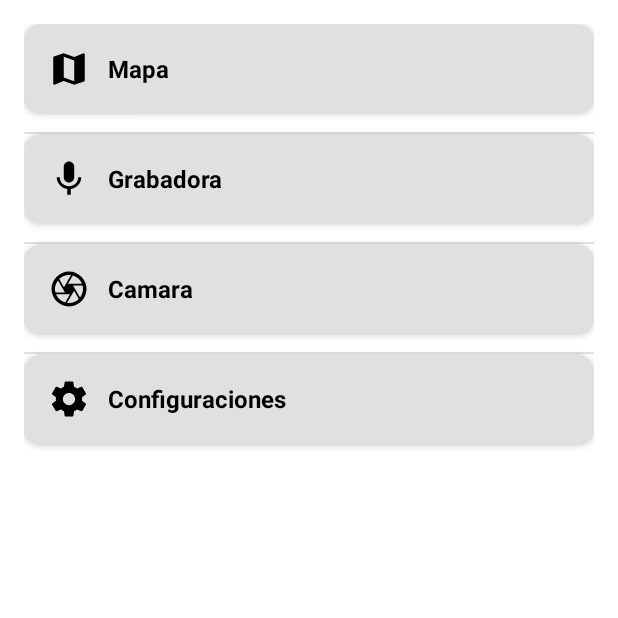
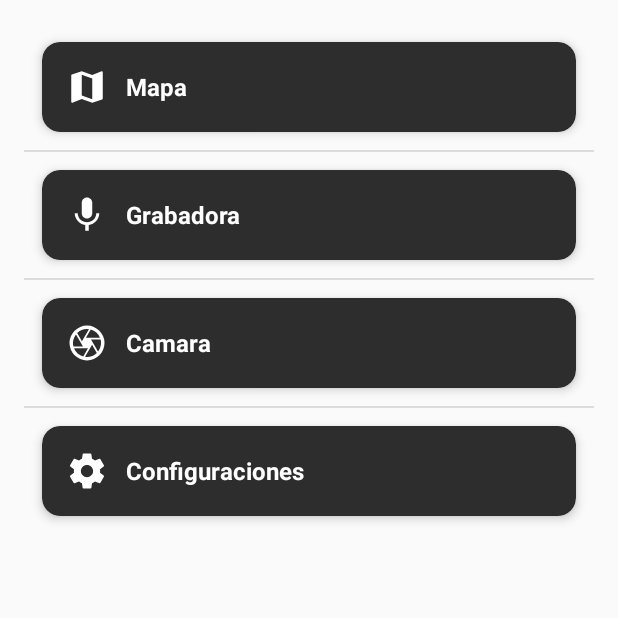
Before and after one commit to LeonelaRivarola/Trabajo1, an Android app: the fragment MasFragment shown on its own in the app's theme, on a phone screen of 412 x 824 dp, the top half of it. Run offline under Robolectric (Android 15) with nearby library versions, the phone set to English and light mode, and no system bars.

Commit message:
Cambios: * Intenté mejorar los estilos pero fallé miserablemente jaja, lo dejé hardcodeado. * Agregué el fragmento de configuraciones, falta programarlo, para poder agregar o quitar la autenticacion por huella digital. * Los precios de referencia funcionan bien y se pueden cambiar haciendo un PUT desde postman. *Se acomodó el código en el main activity, se agregó la función de detectar la huella, se añadieron algunos comentarios.
Lo que sigue:
*Terminar de ajustar algunas cosas como los textos hardcodeados.
*Añadir dos o tres configuraciones.

```diff
--- /dev/null
+++ b/app/src/main/res/layout/fragment_config.xml
@@ -0,0 +1,6 @@
+<?xml version="1.0" encoding="utf-8"?>
+<androidx.constraintlayout.widget.ConstraintLayout xmlns:android="http://schemas.android.com/apk/res/android"
+    android:layout_width="match_parent"
+    android:layout_height="match_parent">
+
+</androidx.constraintlayout.widget.ConstraintLayout>
--- a/app/src/main/res/layout/fragment_mas.xml
+++ b/app/src/main/res/layout/fragment_mas.xml
@@ -19,40 +19,46 @@
             android:padding="16dp"
             android:gravity="center_horizontal"
             android:divider="?android:attr/dividerVertical"
-            android:showDividers="middle">
+            android:showDividers="middle"
+            >
 
             <!-- BOTÓN MAPA -->
             <androidx.cardview.widget.CardView
                 android:layout_width="match_parent"
                 android:layout_height="wrap_content"
+                android:layout_margin="12dp"
                 android:layout_marginBottom="12dp"
-                app:cardElevation="3dp"
                 app:cardCornerRadius="12dp"
-                app:cardBackgroundColor="@color/card_gray">
+                app:cardElevation="4dp"
+                android:backgroundTint="#2d2d2d"
+                >
 
                 <LinearLayout
                     android:id="@+id/btnMapa"
                     android:layout_width="match_parent"
                     android:layout_height="wrap_content"
+                    android:gravity="center_vertical"
                     android:orientation="horizontal"
                     android:padding="16dp"
-                    android:gravity="center_vertical">
+                    tools:ignore="UseCompoundDrawables">
 
                     <ImageView
                         android:layout_width="28dp"
                         android:layout_height="28dp"
+                        android:contentDescription="@string/mapa"
                         android:src="@drawable/ic_map"
-                        android:contentDescription="Mapa"
+                        app:tint="#FFFFFF"
                         />
 
                     <TextView
                         android:layout_width="wrap_content"
                         android:layout_height="wrap_content"
                         android:layout_marginStart="12dp"
-                        android:text="Mapa"
+                        android:text="@string/mapa_"
                         android:textSize="16sp"
                         android:textStyle="bold"
-                        android:textColor="@color/text_primary" />
+                        android:textColor="@color/white"
+                        />
                 </LinearLayout>
             </androidx.cardview.widget.CardView>
 
@@ -61,9 +67,11 @@
                 android:layout_width="match_parent"
                 android:layout_height="wrap_content"
                 android:layout_marginBottom="12dp"
-                app:cardElevation="3dp"
+                android:layout_margin="12dp"
                 app:cardCornerRadius="12dp"
-                app:cardBackgroundColor="@color/card_gray">
+                app:cardElevation="4dp"
+                android:backgroundTint="#2d2d2d"
+                >
 
                 <LinearLayout
                     android:id="@+id/btnGrabadora"
@@ -71,23 +79,27 @@
                     android:layout_height="wrap_content"
                     android:orientation="horizontal"
                     android:padding="16dp"
-                    android:gravity="center_vertical">
+                    android:gravity="center_vertical"
+                    tools:ignore="UseCompoundDrawables"
+                    >
 
                     <ImageView
                         android:layout_width="28dp"
                         android:layout_height="28dp"
                         android:src="@drawable/ic_mic"
-                        android:contentDescription="Grabadora"
+                        android:contentDescription="@string/grabadora"
+                        app:tint="#FFFFFF"
                         />
 
                     <TextView
                         android:layout_width="wrap_content"
                         android:layout_height="wrap_content"
                         android:layout_marginStart="12dp"
-                        android:text="Grabadora"
+                        android:text="@string/grabadora_"
                         android:textSize="16sp"
                         android:textStyle="bold"
-                        android:textColor="@color/text_primary" />
+                        android:textColor="@color/white"
+                        />
                 </LinearLayout>
             </androidx.cardview.widget.CardView>
 
@@ -96,9 +108,11 @@
                 android:layout_width="match_parent"
                 android:layout_height="wrap_content"
                 android:layout_marginBottom="12dp"
-                app:cardElevation="3dp"
+                android:layout_margin="12dp"
                 app:cardCornerRadius="12dp"
-                app:cardBackgroundColor="@color/card_gray">
+                app:cardElevation="4dp"
+                android:backgroundTint="#2d2d2d"
+                >
 
                 <LinearLayout
                     android:id="@+id/btnVideo"
@@ -106,23 +120,27 @@
                     android:layout_height="wrap_content"
                     android:orientation="horizontal"
                     android:padding="16dp"
-                    android:gravity="center_vertical">
+                    android:gravity="center_vertical"
+                    tools:ignore="UseCompoundDrawables"
+                    >
 
                     <ImageView
                         android:layout_width="28dp"
                         android:layout_height="28dp"
                         android:src="@drawable/ic_camera"
-                        android:contentDescription="Video camara"
+                        android:contentDescription="@string/video_camara"
+                        app:tint="#FFFFFF"
                         />
 
                     <TextView
                         android:layout_width="wrap_content"
                         android:layout_height="wrap_content"
                         android:layout_marginStart="12dp"
-                        android:text="Camara"
+                        android:text="@string/camara_mas"
                         android:textSize="16sp"
                         android:textStyle="bold"
-                        android:textColor="@color/text_primary" />
+                        android:textColor="@color/white"
+                        />
                 </LinearLayout>
             </androidx.cardview.widget.CardView>
 
@@ -131,9 +149,11 @@
                 android:layout_width="match_parent"
                 android:layout_height="wrap_content"
                 android:layout_marginBottom="12dp"
-                app:cardElevation="3dp"
+                android:layout_margin="12dp"
                 app:cardCornerRadius="12dp"
-                app:cardBackgroundColor="@color/card_gray">
+                app:cardElevation="4dp"
+                android:backgroundTint="#2d2d2d"
+                >
 
                 <LinearLayout
                     android:id="@+id/btnSettings"
@@ -141,23 +161,26 @@
                     android:layout_height="wrap_content"
                     android:orientation="horizontal"
                     android:padding="16dp"
-                    android:gravity="center_vertical">
+                    android:gravity="center_vertical"
+                    tools:ignore="UseCompoundDrawables"
+                    >
 
                     <ImageView
                         android:layout_width="28dp"
                         android:layout_height="28dp"
                         android:src="@drawable/ic_configuraciones_24dp"
-                        android:contentDescription="Configuraciones"
-                        app:tint="@color/black" />
+                        android:contentDescription="@string/configuraciones"
+                        app:tint="#FFFFFF" />
 
                     <TextView
                         android:layout_width="wrap_content"
                         android:layout_height="wrap_content"
                         android:layout_marginStart="12dp"
-                        android:text="Configuraciones"
+                        android:text="@string/configuraciones_mas"
                         android:textSize="16sp"
                         android:textStyle="bold"
-                        android:textColor="@color/text_primary" />
+                        android:textColor="@color/white"
+                        />
                 </LinearLayout>
             </androidx.cardview.widget.CardView>
 
--- a/app/src/main/res/navigation/mobile_navigation.xml
+++ b/app/src/main/res/navigation/mobile_navigation.xml
@@ -56,6 +56,6 @@
     <fragment
         android:id="@+id/configFragment"
         android:name="com.example.trabajo1.ui.config.ConfigFragment"
-        tools:layout="@layout/preferences" />
+        tools:layout="@layout/fragment_config" />
 
 </navigation>
--- /dev/null
+++ b/app/src/main/res/values-night/strings.xml
@@ -0,0 +1,18 @@
+<?xml version="1.0" encoding="utf-8"?>
+<resources>
+    <string name="escribe_un_mensaje">Escribe un mensaje</string>
+    <string name="boton_enviar_mensaje">boton enviar mensaje</string>
+    <string name="d_lar_oficial">Dólar Oficial</string>
+    <string name="compra">Compra: -</string>
+    <string name="venta">Venta: -</string>
+    <string name="actualizado">Actualizado: -</string>
+    <string name="ingresar_direcci_n">Ingresar dirección</string>
+    <string name="buscar">Buscar</string>
+    <string name="guardar">Guardar</string>
+    <string name="mapa">Mapa</string>
+    <string name="grabadora">Grabadora</string>
+    <string name="video_camara">Video camara</string>
+    <string name="configuraciones">Configuraciones</string>
+    <string name="mapa_">Mapa</string>
+    <string name="grabadora_">Grabadora</string>
+</resources>
--- a/app/src/main/res/values-night/themes.xml
+++ b/app/src/main/res/values-night/themes.xml
@@ -1,17 +1,21 @@
 <resources xmlns:tools="http://schemas.android.com/tools">
-    <!-- Base application theme. -->
     <style name="Theme.Trabajo1" parent="Theme.MaterialComponents.DayNight.NoActionBar">
-        <!-- Primary brand color. -->
-        <item name="colorPrimary">@color/purple_200</item>
-        <item name="colorPrimaryVariant">@color/purple_700</item>
-        <item name="colorOnPrimary">@color/black</item>
-        <!-- Secondary brand color. -->
-        <item name="colorSecondary">@color/teal_200</item>
-        <item name="colorSecondaryVariant">@color/teal_200</item>
-        <item name="colorOnSecondary">@color/black</item>
+        <!-- Barra de herramientas y elementos principales -->
+        <item name="colorPrimary">@color/primary_dark</item>
+        <item name="colorOnPrimary">@color/on_primary_dark</item>
 
-        <!-- Status bar color. -->
-        <item name="android:statusBarColor">?attr/colorPrimaryVariant</item>
-        <!-- Customize your theme here. -->
+        <!-- Superficie de tarjetas y fondos -->
+        <item name="colorSurface">@color/surface_dark</item>
+        <item name="colorOnSurface">@color/on_surface_dark</item>
+        <item name="android:colorBackground">@color/background_dark</item>
+        <item name="android:textColorPrimary">@color/on_background_dark</item>
+
+        <!-- Secundarios y de acento -->
+        <item name="colorSecondary">@color/secondary_dark</item>
+        <item name="colorSecondaryVariant">@color/secondary_dark</item>
+        <item name="colorOnSecondary">@color/on_secondary_dark</item>
+
+        <!-- Barra de estado -->
+        <item name="android:statusBarColor">?attr/colorPrimary</item>
     </style>
 </resources>
--- a/app/src/main/res/values/colors.xml
+++ b/app/src/main/res/values/colors.xml
@@ -1,14 +1,24 @@
 <?xml version="1.0" encoding="utf-8"?>
 <resources>
-    <color name="purple_200">#FFBB86FC</color>
-    <color name="purple_500">#FF6200EE</color>
-    <color name="purple_700">#FF3700B3</color>
-    <color name="teal_200">#FF03DAC5</color>
-    <color name="teal_700">#FF018786</color>
+    <!-- Colores para el tema claro -->
+    <color name="primary_light">#546E7A</color> <!-- Azul grisáceo principal -->
+    <color name="on_primary_light">#FFFFFF</color> <!-- Texto sobre el color principal -->
+    <color name="background_light">#FAFAFA</color> <!-- Fondo general claro -->
+    <color name="on_background_light">#212121</color> <!-- Texto sobre el fondo claro -->
+    <color name="surface_light">#FFFFFF</color> <!-- Superficie de tarjetas y componentes -->
+    <color name="on_surface_light">#212121</color> <!-- Texto sobre la superficie clara -->
+    <color name="secondary_light">#66BB6A</color> <!-- Color de acento verde -->
+    <color name="on_secondary_light">#FFFFFF</color> <!-- Texto sobre el color de acento -->
+    <!-- Colores para el tema oscuro -->
+    <color name="primary_dark">#263238</color> <!-- Azul oscuro principal -->
+    <color name="on_primary_dark">#ECEFF1</color> <!-- Texto sobre el color principal oscuro -->
+    <color name="background_dark">#121212</color> <!-- Fondo general oscuro -->
+    <color name="on_background_dark">#ECEFF1</color> <!-- Texto sobre el fondo oscuro -->
+    <color name="surface_dark">#212121</color> <!-- Superficie de tarjetas y componentes -->
+    <color name="on_surface_dark">#ECEFF1</color> <!-- Texto sobre la superficie oscura -->
+    <color name="secondary_dark">#66BB6A</color> <!-- Mismo color de acento verde -->
+    <color name="on_secondary_dark">#121212</color> <!-- Texto sobre el color de acento oscuro -->
+    <!-- Colores neutros generales -->
     <color name="black">#FF000000</color>
     <color name="white">#FFFFFFFF</color>
-    <color name="background_light">#FFFFFF</color>
-    <color name="card_gray">#E0E0E0</color>
-    <color name="icon_primary">#6200EE</color>
-    <color name="text_primary">#000000</color>
 </resources>
--- a/app/src/main/res/values/strings.xml
+++ b/app/src/main/res/values/strings.xml
@@ -26,4 +26,21 @@
     <string name="pause">Pause</string>
     <string name="resume">Resume</string>
     <string name="stop">Stop</string>
+    <string name="escribe_un_mensaje">Escribe un mensaje</string>
+    <string name="boton_enviar_mensaje">boton enviar mensaje</string>
+    <string name="d_lar_oficial">Dólar Oficial</string>
+    <string name="compra">Compra: -</string>
+    <string name="venta">Venta: -</string>
+    <string name="actualizado">Actualizado: -</string>
+    <string name="ingresar_direcci_n">Ingresar dirección</string>
+    <string name="buscar">Buscar</string>
+    <string name="guardar">Guardar</string>
+    <string name="mapa">Mapa</string>
+    <string name="grabadora">Grabadora</string>
+    <string name="video_camara">Video camara</string>
+    <string name="configuraciones">Configuraciones</string>
+    <string name="mapa_">Mapa</string>
+    <string name="grabadora_">Grabadora</string>
+    <string name="camara_mas">Camara</string>
+    <string name="configuraciones_mas">Configuraciones</string>
 </resources>
--- a/app/src/main/res/values/themes.xml
+++ b/app/src/main/res/values/themes.xml
@@ -1,17 +1,21 @@
 <resources xmlns:tools="http://schemas.android.com/tools">
-    <!-- Base application theme. -->
     <style name="Theme.Trabajo1" parent="Theme.MaterialComponents.DayNight.NoActionBar">
-        <!-- Primary brand color. -->
-        <item name="colorPrimary">@color/purple_500</item>
-        <item name="colorPrimaryVariant">@color/purple_700</item>
-        <item name="colorOnPrimary">@color/white</item>
-        <!-- Secondary brand color. -->
-        <item name="colorSecondary">@color/teal_200</item>
-        <item name="colorSecondaryVariant">@color/teal_700</item>
-        <item name="colorOnSecondary">@color/black</item>
+        <!-- Barra de herramientas y elementos principales -->
+        <item name="colorPrimary">@color/primary_light</item>
+        <item name="colorOnPrimary">@color/on_primary_light</item>
 
-        <!-- Status bar color. -->
-        <item name="android:statusBarColor">?attr/colorPrimaryVariant</item>
-        <!-- Customize your theme here. -->
+        <!-- Superficie de tarjetas y fondos -->
+        <item name="colorSurface">@color/surface_light</item>
+        <item name="colorOnSurface">@color/on_surface_light</item>
+        <item name="android:colorBackground">@color/background_light</item>
+        <item name="android:textColorPrimary">@color/on_background_light</item>
+
+        <!-- Secundarios y de acento -->
+        <item name="colorSecondary">@color/secondary_light</item>
+        <item name="colorSecondaryVariant">@color/secondary_light</item>
+        <item name="colorOnSecondary">@color/on_secondary_light</item>
+
+        <!-- Barra de estado -->
+        <item name="android:statusBarColor">?attr/colorPrimary</item>
     </style>
 </resources>
```
Also changed, not shown: app/src/main/java/com/example/trabajo1/MainActivity.kt (+27 -57 lines), app/src/main/java/com/example/trabajo1/ui/config/ConfigFragment.kt (added, +7 -0 lines), app/src/main/res/layout/fragment_chat.xml (+9 -3 lines), app/src/main/res/layout/fragment_inicio.xml (+4 -4 lines), app/src/main/res/layout/fragment_map.xml (+15 -7 lines), app/src/main/res/layout/fragment_precios.xml (+12 -4 lines), app/src/main/res/layout/toolbar.xml (+16 -16 lines).
